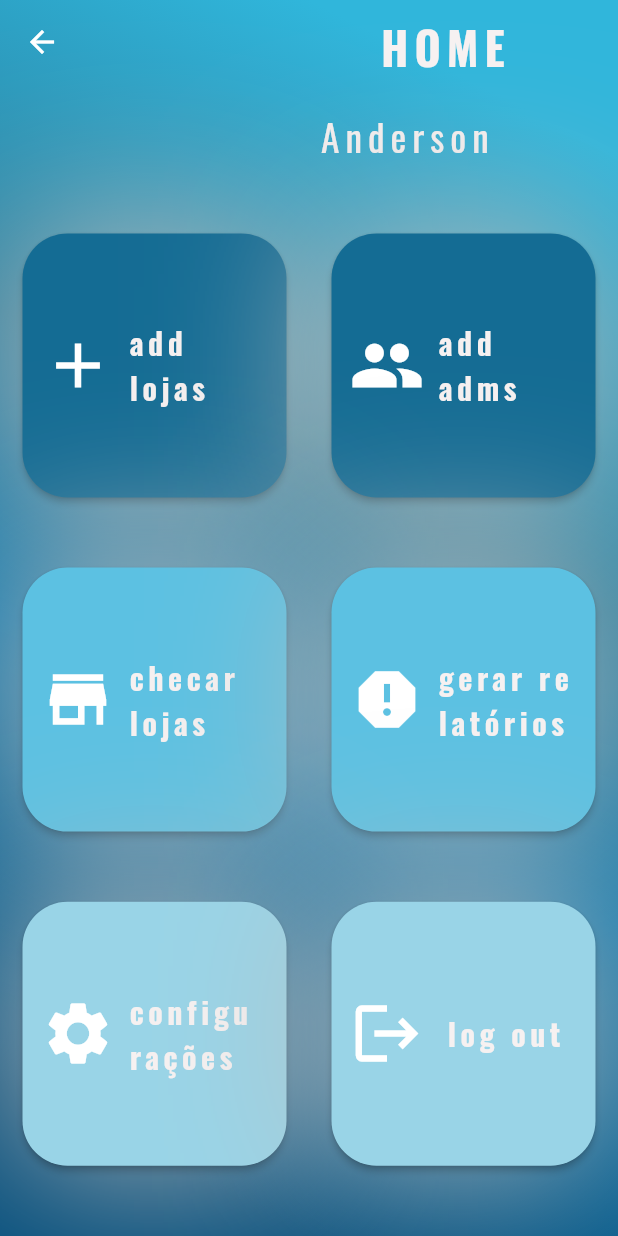
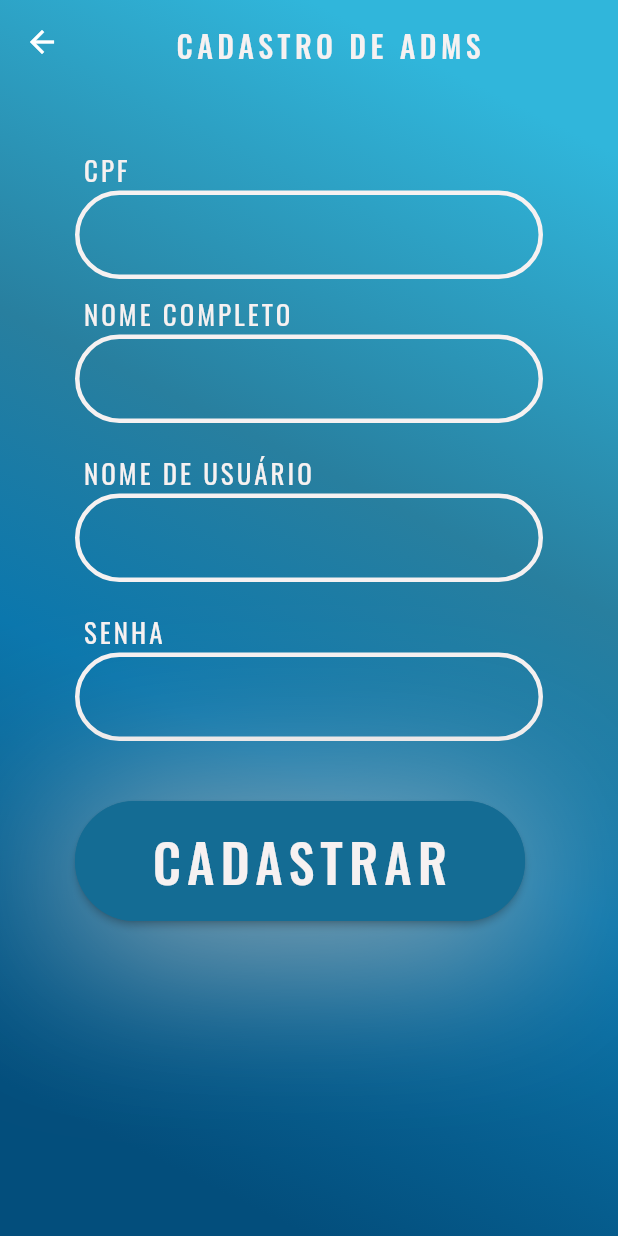
Before and after one commit to RafaelMendesDeveloper/Final_Project, a Flutter app: the OwnerHomePage screen opened by its route, after a tap on "add adms", on a phone screen of 412 x 824 dp. Run offline on Flutter 3.47's test engine with Material 2 defaults, Android fonts, the phone set to English and light mode, and no system bars; our stand-ins replace google_fonts, sqflite; accounts and stored records are empty.

Commit message:
add adm page

```diff
--- a/projeto_final/lib/controller/database.dart
+++ b/projeto_final/lib/controller/database.dart
@@ -1,8 +1,9 @@
 import 'package:path/path.dart';
 import 'package:sqflite/sqflite.dart';
 
+import '../entities/admin.dart';
 import '../entities/dealership.dart';
-import '../entities/user.dart';
+
 
 Future<Database> getDatabase() async {
   final path = join(
@@ -13,40 +14,37 @@ Future<Database> getDatabase() async {
   return openDatabase(
     path,
     onCreate: (db, version) async {
-      await db.execute(TabelUser.createTable);
+      await db.execute(TabelAdmin.createTable);
       await db.execute(TabelDealership.createTable);
     },
     version: 1,
   );
 }
 
-class TabelUser {
+class TabelAdmin {
   static const String createTable = '''
   CREATE TABLE $tableName (
-  $id INTEGER PRIMARY KEY AUTOINCREMENT NOT NULL,
+  $cpf TEXT PRIMARY KEY NOT NULL,
   $username TEXT NOT NULL,
   $fullname TEXT NOT NULL,
-  $password TEXT NOT NULL,
-  $userType TEXT NOT NULL
+  $password TEXT NOT NULL
   );
 ''';
 
-  static const String tableName = 'user';
+  static const String tableName = 'admin';
 
-  static const String id = 'id';
+  static const String cpf = 'cpf';
   static const String username = 'username';
   static const String fullname = 'fullname';
   static const String password = 'password';
-  static const String userType = 'user_type';
 
-  static Map<String, dynamic> toMap(User user) {
+  static Map<String, dynamic> toMap(Admin admin) {
     final map = <String, dynamic>{};
 
-    map[TabelUser.id] = user.id;
-    map[TabelUser.username] = user.username;
-    map[TabelUser.fullname] = user.fullName;
-    map[TabelUser.password] = user.password;
-    map[TabelUser.userType] = user.userType;
+    map[TabelAdmin.cpf] = admin.cpf;
+    map[TabelAdmin.username] = admin.username;
+    map[TabelAdmin.fullname] = admin.fullName;
+    map[TabelAdmin.password] = admin.password;
 
     return map;
   }
@@ -81,14 +79,33 @@ class TabelDealership {
   }
 }
 
-class UserController {
-  Future<void> insert(User user) async {
+class AdminController {
+  Future<void> insert(Admin admin) async {
     final database = await getDatabase();
-    final map = TabelUser.toMap(user);
+    final map = TabelAdmin.toMap(admin);
 
-    await database.insert(TabelUser.tableName, map);
+    await database.insert(TabelAdmin.tableName, map);
 
     return;
+  }
+
+  Future<List<Admin>> select() async {
+    final database = await getDatabase();
+    final List<Map<String, dynamic>> result = await database.query(
+      TabelAdmin.tableName,
+    );
+
+    var list = <Admin>[];
+
+    for (var item in result) {
+      list.add(Admin(
+          cpf: item[TabelAdmin.cpf],
+          username: item[TabelAdmin.username],
+          fullName: item[TabelAdmin.fullname],
+          password: item[TabelAdmin.password]));
+    }
+
+    return list;
   }
 }
 
--- a/projeto_final/lib/controller/login_admin.dart
+++ b/projeto_final/lib/controller/login_admin.dart
@@ -0,0 +1,56 @@
+import 'package:flutter/material.dart';
+import '../../controller/database.dart';
+import '../../entities/admin.dart';
+
+class AdminProvider with ChangeNotifier {
+  AdminProvider() {
+    load();
+  }
+  final controller = AdminController();
+
+  final _controllerCpf = TextEditingController();
+  final _controllerAdminUserName = TextEditingController();
+  final _controllerAdminName = TextEditingController();
+  final _controllerPassword = TextEditingController();
+
+  final _listAdmin = <Admin>[];
+  List<Admin> get listAdmin => _listAdmin;
+
+  TextEditingController get controllerCpf => _controllerCpf;
+  TextEditingController get controllerAdminUserName => _controllerAdminUserName;
+  TextEditingController get controllerAdminName => _controllerAdminName;
+  TextEditingController get controllerPassword => _controllerPassword;
+
+  Future<void> insert() async {
+    final admin = Admin(
+        cpf: controllerCpf.text,
+        username: controllerAdminUserName.text,
+        fullName: controllerAdminName.text,
+        password: controllerPassword.text);
+
+    await controller.insert(admin);
+    await load();
+
+    controllerCpf.clear();
+    controllerAdminName.clear();
+    controllerAdminUserName.clear();
+    controllerPassword.clear();
+
+    notifyListeners();
+  }
+
+  Future<void> load() async {
+    final list = await controller.select();
+
+    listAdmin.clear();
+    listAdmin.addAll(list);
+    print(
+        'HERE ---------------------------------------> ${listAdmin.length}');
+
+    notifyListeners();
+  }
+
+  bool fazerLogin() {
+    return true;
+  }
+}
--- a/projeto_final/lib/controller/signup_controllers.dart
+++ b/projeto_final/lib/controller/signup_controllers.dart
@@ -1,3 +1,5 @@
+// ignore_for_file: avoid_print
+
 import 'dart:math';
 import 'package:flutter/material.dart';
 import '../../controller/database.dart';
@@ -49,6 +51,7 @@ class FormProvider with ChangeNotifier {
 
     listDealership.clear();
     listDealership.addAll(list);
+
     print(
         'HERE ---------------------------------------> ${listDealership.length}');
 
--- a/projeto_final/lib/entities/user.dart
+++ b/projeto_final/lib/entities/admin.dart
@@ -1,15 +1,13 @@
-class User {
-  final int id;
+class Admin {
+  final String cpf;
   final String username;
   final String fullName;
   final String password;
-  final int userType;
 
-  User({
-    required this.id,
+  Admin({
+    required this.cpf,
     required this.username,
     required this.fullName,
     required this.password,
-    required this.userType,
   });
 }
--- a/projeto_final/lib/main.dart
+++ b/projeto_final/lib/main.dart
@@ -1,4 +1,5 @@
 import 'package:flutter/material.dart';
+import 'screen/owner/admin_signup.dart';
 import 'screen/owner/dealerships.dart';
 import 'screen/owner/form_signup.dart';
 import 'screen/owner/login_owner.dart';
@@ -26,6 +27,7 @@ class MyApp extends StatelessWidget {
     '/userpage': (context) =>  UserHomePage(),
     '/ownersignup': (context) =>  SignUpDealerships(),
     '/dealerships': (context) => DealershipsList(),
+    '/admins' : (context) => SignUpAdmin(),
   },
     );
   }
--- /dev/null
+++ b/projeto_final/lib/screen/owner/admin_signup.dart
@@ -0,0 +1,331 @@
+// ignore_for_file: lines_longer_than_80_chars
+
+import 'package:flutter/material.dart';
+import 'package:google_fonts/google_fonts.dart';
+import 'package:provider/provider.dart';
+import '../../controller/login_admin.dart';
+
+void main() {
+  runApp(SignUpAdmin());
+}
+
+class SignUpAdminController extends StatelessWidget {
+  const SignUpAdminController({super.key});
+
+  @override
+  Widget build(BuildContext context) {
+    return ChangeNotifierProvider(
+      create: (context) => AdminProvider(),
+      child: Scaffold(
+        body: SignUpAdmin(),
+      ),
+    );
+  }
+}
+
+class SignUpAdmin extends StatelessWidget {
+  SignUpAdmin({super.key});
+
+  final _adminState = AdminProvider();
+  final _formKey = GlobalKey<FormState>();
+
+  @override
+  Widget build(BuildContext context) {
+    return Scaffold(
+      resizeToAvoidBottomInset: false,
+      body: Scaffold(
+        appBar: AppBar(
+          title: Container(
+            margin: const EdgeInsets.fromLTRB(0, 5, 30, 0),
+            child: Center(
+              child: Text(
+                'CADASTRO DE ADMS',
+                style: GoogleFonts.oswald(
+                    fontSize: 20,
+                    letterSpacing: 3,
+                    color: const Color.fromARGB(255, 246, 241, 241)),
+              ),
+            ),
+          ),
+          backgroundColor: Colors.transparent,
+          elevation: 0.0,
+        ),
+        extendBodyBehindAppBar: true,
+        body: Container(
+          width: double.infinity,
+          height: double.infinity,
+          decoration: const BoxDecoration(
+            gradient: LinearGradient(
+              begin: Alignment.topRight,
+              end: Alignment.bottomLeft,
+              stops: [
+                0.1,
+                0.4,
+                0.6,
+                0.9,
+              ],
+              colors: [
+                Color.fromARGB(255, 48, 182, 219),
+                Color.fromARGB(255, 40, 127, 159),
+                Color.fromARGB(255, 11, 119, 173),
+                Color.fromARGB(255, 3, 78, 124),
+              ],
+            ),
+          ),
+          child: Column(
+            children: [
+              const SizedBox(height: 60),
+              Center(
+                child: Form(
+                  //login forms
+                  key: _formKey,
+                  child: Column(
+                    mainAxisAlignment: MainAxisAlignment.spaceAround,
+                    children: <Widget>[
+                      Row(
+                        children: [
+                          Padding(
+                            padding: const EdgeInsets.fromLTRB(55, 40, 100, 0),
+                            child: Text(
+                              'CPF',
+                              style: GoogleFonts.oswald(
+                                  fontSize: 18,
+                                  letterSpacing: 2,
+                                  color:
+                                      const Color.fromARGB(255, 246, 241, 241)),
+                            ),
+                          ),
+                        ],
+                      ),
+                      Padding(
+                        padding: const EdgeInsets.fromLTRB(50, 0, 50, 10),
+                        child: TextFormField(
+                          controller: _adminState.controllerCpf,
+                          cursorColor: const Color.fromARGB(255, 246, 241, 241),
+                          decoration: InputDecoration(
+                            enabledBorder: OutlineInputBorder(
+                              borderSide: const BorderSide(
+                                  width: 3,
+                                  color: Color.fromARGB(255, 246, 241, 241)),
+                              borderRadius: BorderRadius.circular(50.0),
+                            ),
+                            focusedBorder: OutlineInputBorder(
+                              borderSide: const BorderSide(
+                                  width: 3,
+                                  color: Color.fromARGB(255, 20, 108, 148)),
+                              borderRadius: BorderRadius.circular(50.0),
+                            ),
+                            filled: true,
+                            fillColor: Colors.transparent,
+                          ),
+                          validator: (value) {
+                            if (value == null || value.isEmpty) {
+                              return 'Por favor, informe um CPF válido.';
+                            } else if (value.length < 11 || value.length > 11) {
+                              return 'CPF deve conter 11 digitos';
+                            }
+                            return null;
+                          },
+                        ),
+                      ),
+                      Row(
+                        children: [
+                          Padding(
+                            padding: const EdgeInsets.fromLTRB(55, 0, 100, 0),
+                            child: Text(
+                              'NOME COMPLETO',
+                              style: GoogleFonts.oswald(
+                                  fontSize: 18,
+                                  letterSpacing: 2,
+                                  color:
+                                      const Color.fromARGB(255, 246, 241, 241)),
+                            ),
+                          ),
+                        ],
+                      ),
+                      Padding(
+                        padding: const EdgeInsets.fromLTRB(50, 0, 50, 20),
+                        child: TextFormField(
+                          controller: _adminState.controllerAdminName,
+                          cursorColor: const Color.fromARGB(255, 246, 241, 241),
+                          decoration: InputDecoration(
+                            enabledBorder: OutlineInputBorder(
+                              borderSide: const BorderSide(
+                                  width: 3,
+                                  color: Color.fromARGB(255, 246, 241, 241)),
+                              borderRadius: BorderRadius.circular(50.0),
+                            ),
+                            focusedBorder: OutlineInputBorder(
+                              borderSide: const BorderSide(
+                                  width: 3,
+                                  color: Color.fromARGB(255, 20, 108, 148)),
+                              borderRadius: BorderRadius.circular(50.0),
+                            ),
+                            filled: true,
+                            fillColor: Colors.transparent,
+                          ),
+                          validator: (value) {
+                            if (value == null || value.isEmpty) {
+                              return 'Nome inválido.';
+                            } else if (value.length > 200) {
+                              return 'Nome deve ter menos de 200 caracteres';
+                            }
+                            return null;
+                          },
+                        ),
+                      ),
+                      Row(
+                        children: [
+                          Padding(
+                            padding: const EdgeInsets.fromLTRB(55, 0, 100, 0),
+                            child: Text(
+                              'NOME DE USUÁRIO',
+                              style: GoogleFonts.oswald(
+                                  fontSize: 18,
+                                  letterSpacing: 2,
+                                  color:
+                                      const Color.fromARGB(255, 246, 241, 241)),
+                            ),
+                          ),
+                        ],
+                      ),
+                      Padding(
+                        padding: const EdgeInsets.fromLTRB(50, 0, 50, 20),
+                        child: TextFormField(
+                          controller: _adminState.controllerAdminUserName,
+                          cursorColor: const Color.fromARGB(255, 246, 241, 241),
+                          decoration: InputDecoration(
+                            enabledBorder: OutlineInputBorder(
+                              borderSide: const BorderSide(
+                                  width: 3,
+                                  color: Color.fromARGB(255, 246, 241, 241)),
+                              borderRadius: BorderRadius.circular(50.0),
+                            ),
+                            focusedBorder: OutlineInputBorder(
+                              borderSide: const BorderSide(
+                                  width: 3,
+                                  color: Color.fromARGB(255, 20, 108, 148)),
+                              borderRadius: BorderRadius.circular(50.0),
+                            ),
+                            filled: true,
+                            fillColor: Colors.transparent,
+                          ),
+                          validator: (value) {
+                            if (value == null || value.isEmpty) {
+                              return 'Nome inválido.';
+                            } else if (value.length > 20) {
+                              return 'Nome deve ter menos de 20 caracteres';
+                            }
+                            return null;
+                          },
+                        ),
+                      ),
+                      Row(
+                        children: [
+                          Padding(
+                            padding: const EdgeInsets.fromLTRB(55, 0, 100, 0),
+                            child: Text(
+                              'SENHA',
+                              style: GoogleFonts.oswald(
+                                  fontSize: 18,
+                                  letterSpacing: 2,
+                                  color:
+                                      const Color.fromARGB(255, 246, 241, 241)),
+                            ),
+                          ),
+                        ],
+                      ),
+                      Padding(
+                        padding: const EdgeInsets.fromLTRB(50, 0, 50, 20),
+                        child: TextFormField(
+                          obscureText: true,
+                          controller: _adminState.controllerPassword,
+                          cursorColor: const Color.fromARGB(255, 246, 241, 241),
+                          decoration: InputDecoration(
+                            enabledBorder: OutlineInputBorder(
+                              borderSide: const BorderSide(
+                                  width: 3,
+                                  color: Color.fromARGB(255, 246, 241, 241)),
+                              borderRadius: BorderRadius.circular(50.0),
+                            ),
+                            focusedBorder: OutlineInputBorder(
+                              borderSide: const BorderSide(
+                                  width: 3,
+                                  color: Color.fromARGB(255, 20, 108, 148)),
+                              borderRadius: BorderRadius.circular(50.0),
+                            ),
+                            filled: true,
+                            fillColor: Colors.transparent,
+                          ),
+                          validator: (value) {
+                            if (value == null || value.isEmpty) {
+                              return 'Senha Inválida.';
+                            } else if (value.length > 10) {
+                              return 'Nome deve ter menos de 10 caracteres';
+                            }
+                            return null;
+                          },
+                        ),
+                      ),
+                      Padding(
+                        padding: const EdgeInsets.fromLTRB(50, 20, 0, 20),
+                        child: Row(
+                          children: [
+                            Container(
+                              decoration: BoxDecoration(
+                                boxShadow: [
+                                  BoxShadow(
+                                    color: Colors.grey.shade400,
+                                    spreadRadius: 1,
+                                    blurRadius: 100,
+                                    offset: const Offset(0, 10),
+                                  ),
+                                ],
+                              ),
+                              child: SizedBox(
+                                height: 80,
+                                width: 300,
+                                child: ElevatedButton(
+                                  onPressed: () async {
+                                    if (_formKey.currentState!.validate()) {
+                                      await _adminState.insert();
+                                    }
+                                  },
+                                  style: ButtonStyle(
+                                      backgroundColor:
+                                          const MaterialStatePropertyAll(
+                                              Color.fromARGB(
+                                                  255, 20, 108, 148)),
+                                      shape: MaterialStateProperty.all<
+                                          RoundedRectangleBorder>(
+                                        RoundedRectangleBorder(
+                                          borderRadius:
+                                              BorderRadius.circular(50.0),
+                                          side: const BorderSide(
+                                              color: Color.fromARGB(
+                                                  255, 20, 108, 148)),
+                                        ),
+                                      )),
+                                  child: Text('CADASTRAR',
+                                      style: GoogleFonts.oswald(
+                                          fontSize: 35,
+                                          letterSpacing: 4,
+                                          color: const Color.fromARGB(
+                                              255, 246, 241, 241))),
+                                ),
+                              ),
+                            ),
+                          ],
+                        ),
+                      ),
+                    ],
+                  ),
+                ),
+              ),
+            ],
+          ),
+        ),
+      ),
+    );
+  }
+}
--- a/projeto_final/lib/screen/owner/owner_homepage.dart
+++ b/projeto_final/lib/screen/owner/owner_homepage.dart
@@ -124,7 +124,9 @@ class OwnerHomePage extends StatelessWidget {
                       height: (MediaQuery.sizeOf(context).height / 4) - 30,
                       width: (MediaQuery.sizeOf(context).height / 4) - 30,
                       child: ElevatedButton.icon(
-                          onPressed: () {},
+                          onPressed: () {
+                            Navigator.pushNamed(context, '/admins');
+                          },
                           style: ButtonStyle(
                             backgroundColor: const MaterialStatePropertyAll(
                                 Color.fromARGB(255, 20, 108, 148)),
--- a/projeto_final/pubspec.yaml
+++ b/projeto_final/pubspec.yaml
@@ -37,6 +37,7 @@ dependencies:
   cupertino_icons: ^1.0.2
   provider: ^6.0.5
   sqflite: ^2.3.0
+  path: ^1.8.3
 
 
 dev_dependencies:
```
Also changed, not shown: projeto_final/lib/screen/owner/login_owner.dart (+3 -4 lines), projeto_final/pubspec.lock.
